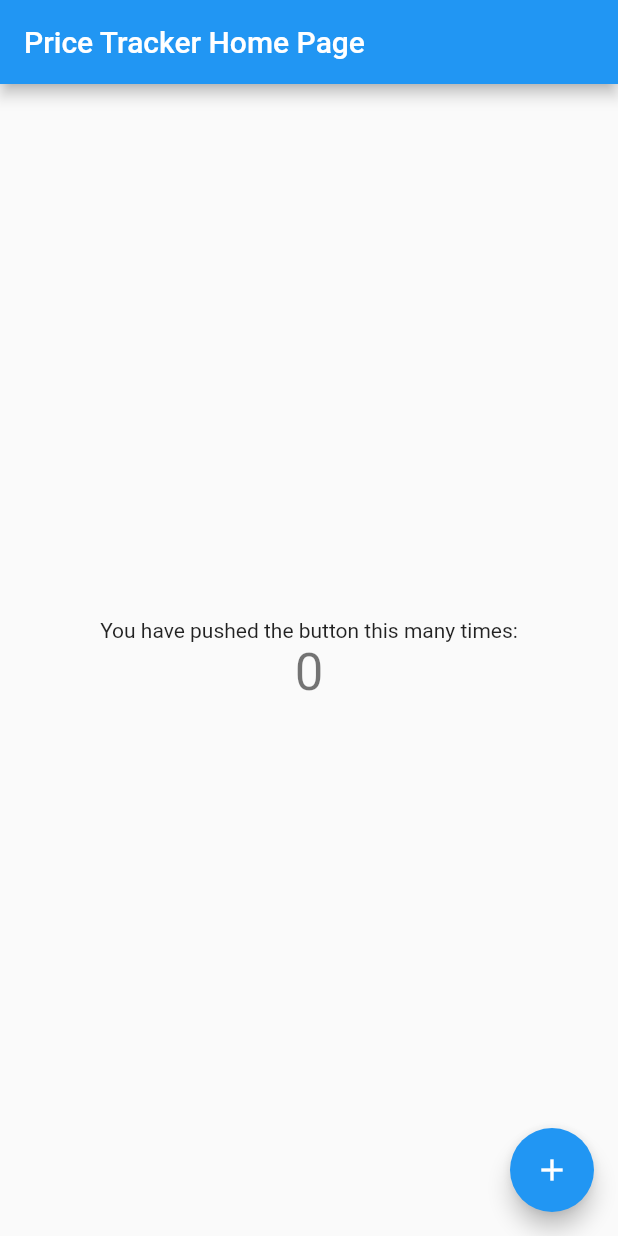
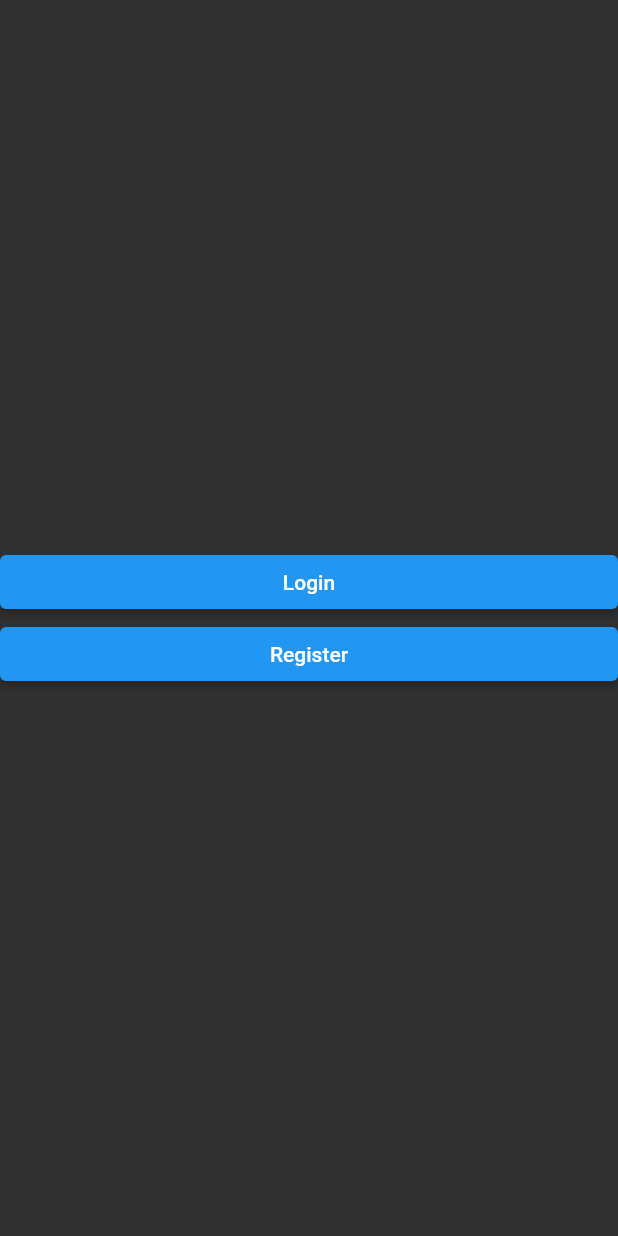
Before and after one commit to jakobbouchard/price_tracker, a Flutter app: the screen it shows after launch, on a phone screen of 412 x 824 dp. Run offline on Flutter 3.47's test engine with Material 2 defaults, Android fonts, the phone set to English and light mode, and no system bars; our stand-ins replace firebase_auth, firebase_core; accounts and stored records are empty.

Commit message:
Add boilerplate code

```diff
--- a/lib/main.dart
+++ b/lib/main.dart
@@ -1,5 +1,10 @@
 import 'package:flutter/material.dart';
 import 'package:firebase_core/firebase_core.dart';
+import 'package:firebase_auth/firebase_auth.dart';
+import 'package:Price_Tracker/views/welcome/welcome.dart';
+import 'package:Price_Tracker/views/login/login.dart';
+import 'package:Price_Tracker/views/register/register.dart';
+import 'package:Price_Tracker/views/home/home.dart';
 
 void main() {
   WidgetsFlutterBinding.ensureInitialized();
@@ -22,61 +27,28 @@ class PriceTracker extends StatelessWidget {
 
         // Once complete, show your application
         if (snapshot.connectionState == ConnectionState.done) {
+          final _auth = FirebaseAuth.instance;
           return MaterialApp(
             title: 'Price Tracker',
-            home: MyHomePage(title: 'Price Tracker Home Page'),
+            theme: ThemeData(
+              brightness: Brightness.dark,
+              primarySwatch: Colors.blue,
+              visualDensity: VisualDensity.adaptivePlatformDensity,
+            ),
+            initialRoute:
+                _auth.currentUser == null ? WelcomeScreen.id : HomeScreen.id,
+            routes: {
+              WelcomeScreen.id: (context) => WelcomeScreen(),
+              LoginScreen.id: (context) => LoginScreen(),
+              RegistrationScreen.id: (context) => RegistrationScreen(),
+              HomeScreen.id: (context) => HomeScreen(title: 'Home'),
+            },
           );
         }
 
         // Otherwise, show something whilst waiting for initialization to complete
         return Loading();
       },
-    );
-  }
-}
-
-class MyHomePage extends StatefulWidget {
-  MyHomePage({Key key, this.title}) : super(key: key);
-  final String title;
-
-  @override
-  _MyHomePageState createState() => _MyHomePageState();
-}
-
-class _MyHomePageState extends State<MyHomePage> {
-  int _counter = 0;
-
-  void _incrementCounter() {
-    setState(() {
-      _counter++;
-    });
-  }
-
-  @override
-  Widget build(BuildContext context) {
-    return Scaffold(
-      appBar: AppBar(
-        title: Text(widget.title),
-      ),
-      body: Center(
-        child: Column(
-          mainAxisAlignment: MainAxisAlignment.center,
-          children: <Widget>[
-            Text(
-              'You have pushed the button this many times:',
-            ),
-            Text(
-              '$_counter',
-              style: Theme.of(context).textTheme.headline4,
-            ),
-          ],
-        ),
-      ),
-      floatingActionButton: FloatingActionButton(
-        onPressed: _incrementCounter,
-        tooltip: 'Increment',
-        child: Icon(Icons.add),
-      ),
     );
   }
 }
--- a/lib/views/welcome/welcome.dart
+++ b/lib/views/welcome/welcome.dart
@@ -0,0 +1,48 @@
+import 'package:flutter/material.dart';
+import 'package:Price_Tracker/views/login/login.dart';
+import 'package:Price_Tracker/views/register/register.dart';
+
+class WelcomeScreen extends StatefulWidget {
+  static const String id = 'welcome_screen';
+
+  @override
+  _WelcomeScreenState createState() => _WelcomeScreenState();
+}
+
+class _WelcomeScreenState extends State<WelcomeScreen> {
+  @override
+  Widget build(BuildContext context) {
+    return Scaffold(
+      body: Container(
+        child: Column(
+          mainAxisAlignment: MainAxisAlignment.center,
+          crossAxisAlignment: CrossAxisAlignment.stretch,
+          children: <Widget>[
+            ElevatedButton(
+              onPressed: () {
+                // Validate will return true if the form is valid, or false if
+                // the form is invalid.
+                // if (_formKey.currentState.validate()) {
+                //   // Process data.
+                // }
+                Navigator.pushNamed(context, LoginScreen.id);
+              },
+              child: Text('Login'),
+            ),
+            ElevatedButton(
+              onPressed: () {
+                // Validate will return true if the form is valid, or false if
+                // the form is invalid.
+                // if (_formKey.currentState.validate()) {
+                //   // Process data.
+                // }
+                Navigator.pushNamed(context, RegistrationScreen.id);
+              },
+              child: Text('Register'),
+            ),
+          ],
+        ),
+      ),
+    );
+  }
+}
```
Also changed, not shown: lib/views/home/home.dart (added, +75 -0 lines), lib/views/login/login.dart (+59 -0 lines), lib/views/register/register.dart (+59 -0 lines).
